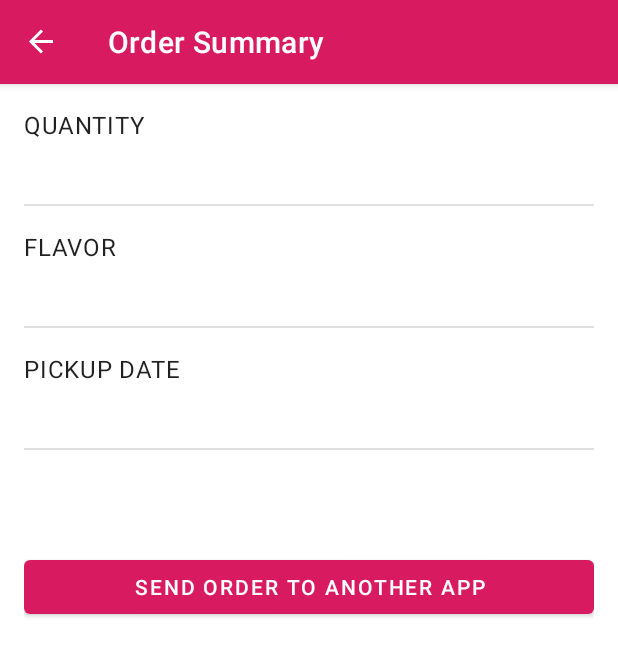
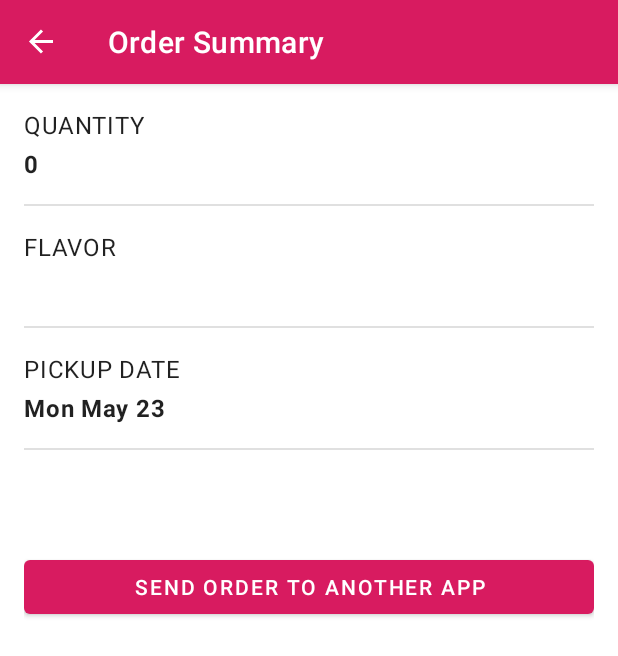
Before and after one commit to PeterKingori/Cupcake-App, an Android app: the SummaryFragment screen opened through its navigation route, on a phone screen of 412 x 824 dp. Shown: the top 656 px of the screen. Run offline under Robolectric (Android 15) with nearby library versions, the phone set to English and light mode, and no system bars; our stand-ins replace data binding, navigation-ui.

Commit message:
Update the fragment_summary.xml to use the view model.

```diff
--- a/app/src/main/res/layout/fragment_summary.xml
+++ b/app/src/main/res/layout/fragment_summary.xml
@@ -1,4 +1,5 @@
-<?xml version="1.0" encoding="utf-8"?><!--
+<?xml version="1.0" encoding="utf-8"?>
+<!--
      Copyright (C) 2020 The Android Open Source Project
 
      Licensed under the Apache License, Version 2.0 (the "License");
@@ -57,6 +58,7 @@
                     android:layout_width="wrap_content"
                     android:layout_height="wrap_content"
                     android:layout_marginTop="@dimen/order_summary_margin"
+                    android:text="@{viewModel.quantity.toString()}"
                     tools:text="6 cupcakes" />
 
                 <View
@@ -80,6 +82,7 @@
                     android:layout_width="wrap_content"
                     android:layout_height="wrap_content"
                     android:layout_marginTop="@dimen/order_summary_margin"
+                    android:text="@{viewModel.flavor}"
                     tools:text="Chocolate" />
 
                 <View
@@ -103,6 +106,7 @@
                     android:layout_width="wrap_content"
                     android:layout_height="wrap_content"
                     android:layout_marginTop="@dimen/order_summary_margin"
+                    android:text="@{viewModel.date}"
                     tools:text="Sunday" />
 
                 <View
```
